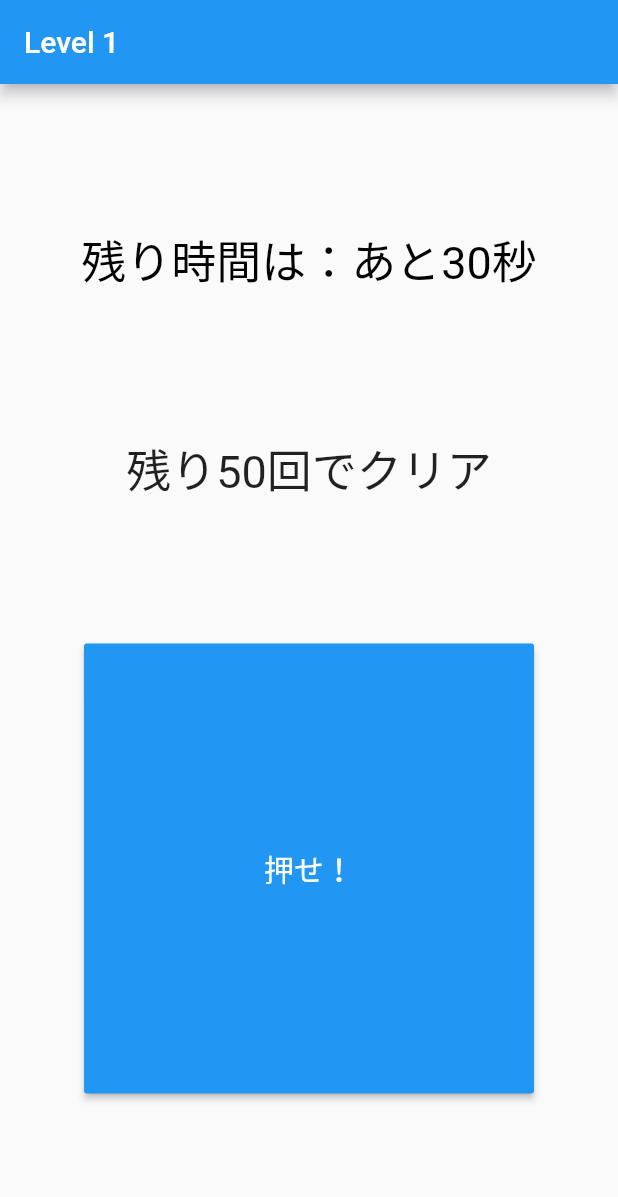
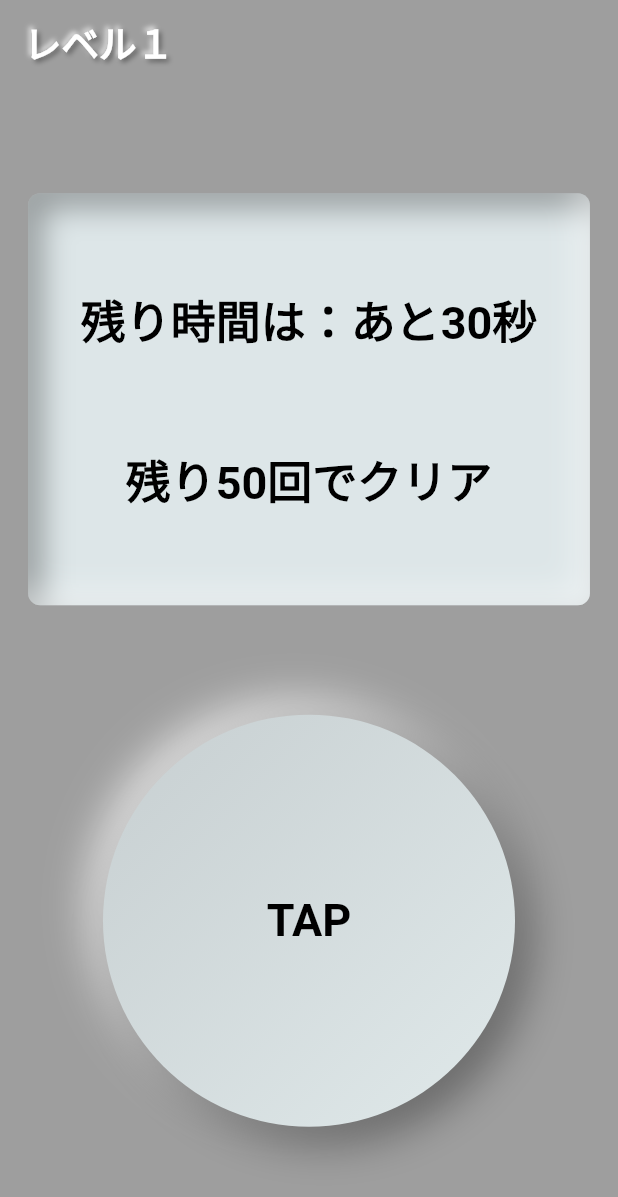
Before and after one commit to iseruuuuu/tap_game_app, a Flutter app: the GameScreen screen opened directly, on a phone screen of 412 x 824 dp. Shown: the top 1197 px of the screen. Run offline on Flutter 3.47's test engine with Material 2 defaults, Android fonts, the phone set to English and light mode, and no system bars; drawn by our look-alikes of flutter_neumorphic; our stand-ins replace get.

Commit message:
add: ボタンのUIを作成

```diff
--- a/lib/screen/game/game_screen.dart
+++ b/lib/screen/game/game_screen.dart
@@ -1,4 +1,5 @@
 import 'package:flutter/material.dart';
+import 'package:flutter_neumorphic/flutter_neumorphic.dart';
 import 'package:get/get.dart';
 import 'game_screen_state.dart';
 
@@ -9,20 +10,43 @@ class GameScreen extends StatelessWidget {
   Widget build(BuildContext context) {
     final controller = Get.put(GameScreenController());
     return Scaffold(
+      backgroundColor: Colors.grey,
       appBar: AppBar(
-        title: const Text('Level 1'),
+        backgroundColor: Colors.grey,
+        title: NeumorphicText(
+          "レベル１",
+          style: const NeumorphicStyle(
+            depth: 4,
+            color: Colors.white,
+          ),
+          textStyle: NeumorphicTextStyle(
+            fontSize: 25,
+            fontWeight: FontWeight.bold,
+          ),
+        ),
         automaticallyImplyLeading: false,
+        elevation: 0,
       ),
       body: Center(
         child: Column(
           mainAxisAlignment: MainAxisAlignment.spaceEvenly,
           children: [
-            //Text('残り時間は：あと $current秒'
+            Neumorphic(
+              style: const NeumorphicStyle(
+                depth: -20,
+              ),
+              child: SizedBox(
+                width: MediaQuery.of(context).size.width / 1.1,
+                height: MediaQuery.of(context).size.width / 1.5,
+                child: Column(
+                  mainAxisAlignment: MainAxisAlignment.spaceEvenly,
+                  children: [
                     Obx(
                       () => Text(
                         '残り時間は：あと${controller.currentTime}秒',
                         style: const TextStyle(
                           color: Colors.black,
+                          fontWeight: FontWeight.bold,
                           fontSize: 30,
                         ),
                       ),
@@ -31,32 +55,43 @@ class GameScreen extends StatelessWidget {
                       () => Text(
                         '残り${controller.playerScore}回でクリア',
                         style: const TextStyle(
+                          color: Colors.black,
+                          fontWeight: FontWeight.bold,
                           fontSize: 30,
                         ),
                       ),
                     ),
-            ButtonTheme(
-              minWidth: 300,
-              height: 300,
-              child: RaisedButton(
-                child: Text(
-                  '押せ！',
-                  style: TextStyle(
-                    fontSize: 20,
+                  ],
                 ),
               ),
-                textColor: Colors.white,
-                //onPressed: controller.startTimer,
+            ),
+            SizedBox(
+              width: MediaQuery.of(context).size.width / 1.5,
+              height: MediaQuery.of(context).size.width / 1.5,
+              child: NeumorphicButton(
+                style: NeumorphicStyle(
+                  shape: NeumorphicShape.concave,
+                  boxShape:
+                      NeumorphicBoxShape.roundRect(BorderRadius.circular(300)),
+                  depth: 20,
+                  lightSource: LightSource.topLeft,
+                ),
+                child: const Center(
+                  child: Text(
+                    'TAP',
+                    style: TextStyle(
+                      color: Colors.black,
+                      fontSize: 30,
+                      fontWeight: FontWeight.bold,
+                    ),
+                  ),
+                ),
                 onPressed: () {
                   if (controller.current == 0) {
                   } else {
-                    //_Pincrement();
                     controller.pincrement();
                   }
-                  // if (TimerStart == false) {
                   if (controller.timerStart == false) {
-                    //startTimer();
-                    //TimerStart = true;
                     controller.startTimer();
                     controller.timerStart.value = true;
                   }
```
Lines whose indentation alone changed are shown as unchanged.
